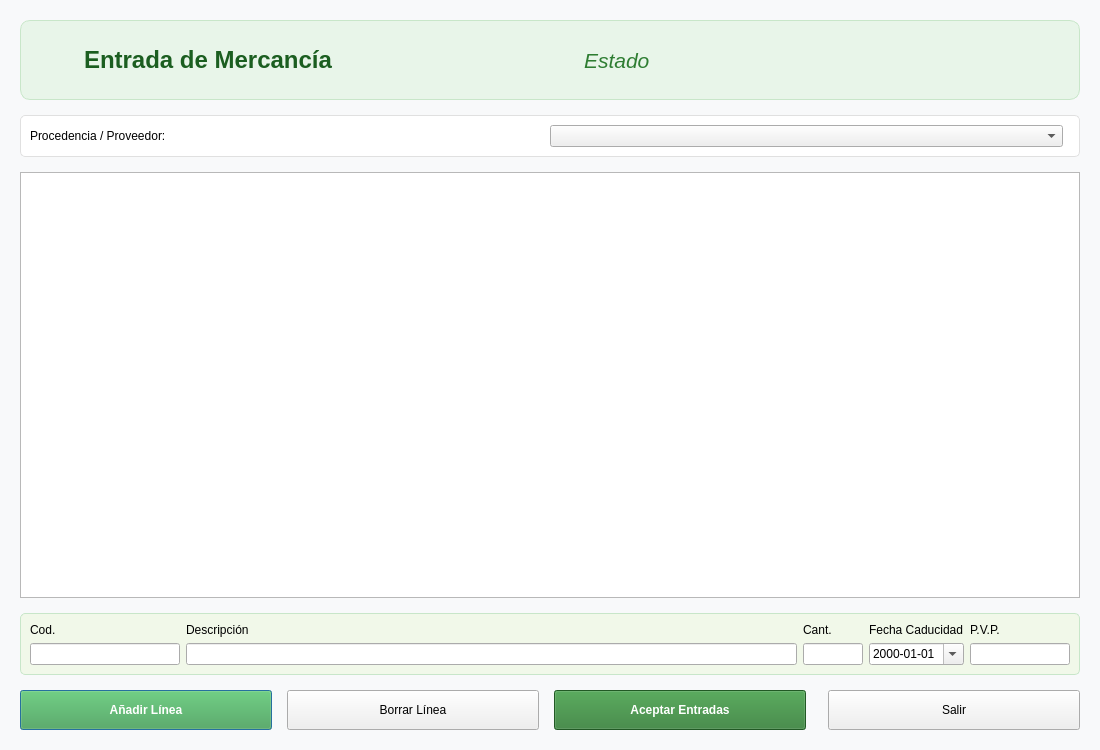
Old version of the form entradamercancia.ui in the repository Ladis72/tienda.
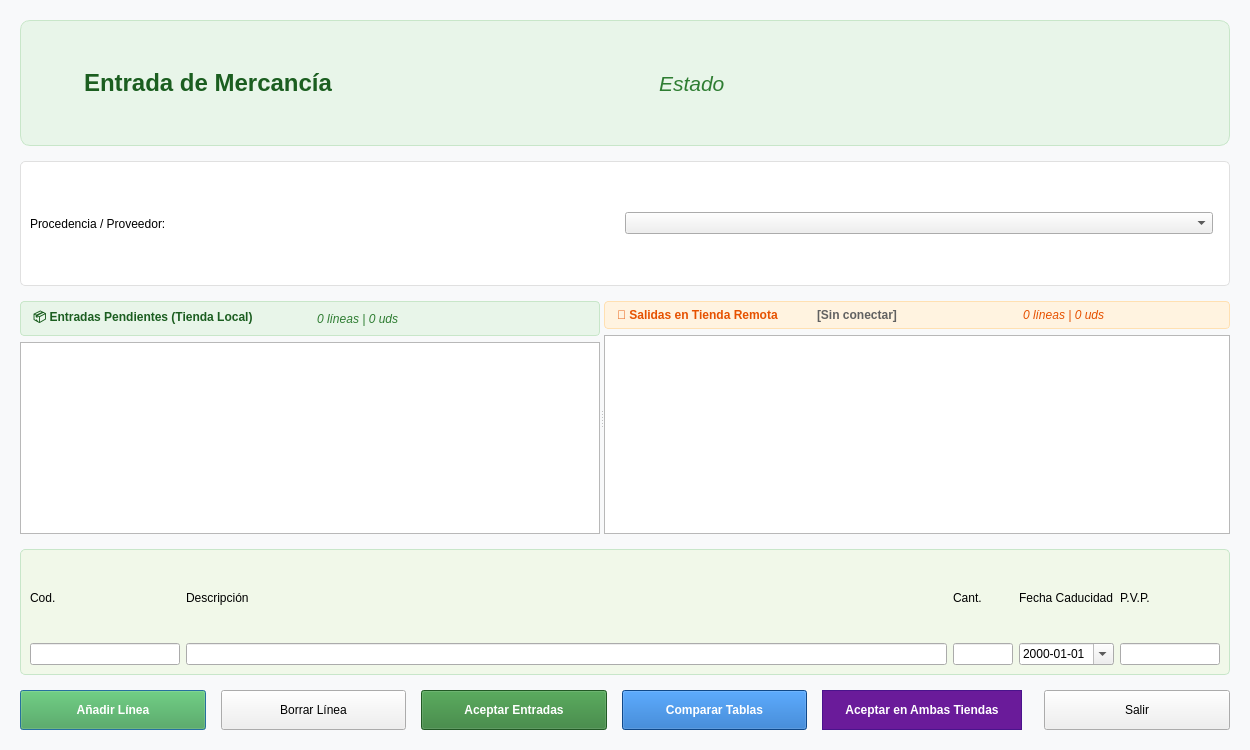
New version of the form. Icons and pictures are not drawn.

```diff
--- a/entradamercancia.ui
+++ b/entradamercancia.ui
@@ -6,7 +6,7 @@
    <rect>
     <x>0</x>
     <y>0</y>
-    <width>1100</width>
+    <width>1250</width>
     <height>750</height>
    </rect>
   </property>
@@ -140,13 +140,191 @@
     </widget>
    </item>
    <item>
-    <widget class="QTableView" name="tableView">
-     <property name="alternatingRowColors">
-      <bool>true</bool>
+    <widget class="QSplitter" name="splitterTablas">
+     <property name="orientation">
+      <enum>Qt::Orientation::Horizontal</enum>
      </property>
-     <property name="sortingEnabled">
-      <bool>true</bool>
-     </property>
+     <widget class="QWidget" name="widgetLocal">
+      <layout class="QVBoxLayout" name="verticalLayoutLocal">
+       <property name="leftMargin">
+        <number>0</number>
+       </property>
+       <property name="topMargin">
+        <number>0</number>
+       </property>
+       <property name="rightMargin">
+        <number>0</number>
+       </property>
+       <property name="bottomMargin">
+        <number>0</number>
+       </property>
+       <item>
+        <widget class="QFrame" name="headerLocalFrame">
+         <property name="styleSheet">
+          <string notr="true">QFrame#headerLocalFrame { background-color: #e8f5e9; border: 1px solid #c8e6c9; border-radius: 4px; padding: 4px; }</string>
+         </property>
+         <layout class="QHBoxLayout" name="horizontalLayoutLocalHeader">
+          <property name="leftMargin">
+           <number>8</number>
+          </property>
+          <property name="topMargin">
+           <number>2</number>
+          </property>
+          <property name="rightMargin">
+           <number>8</number>
+          </property>
+          <property name="bottomMargin">
+           <number>2</number>
+          </property>
+          <item>
+           <widget class="QLabel" name="labelTituloLocal">
+            <property name="font">
+             <font>
+              <bold>true</bold>
+             </font>
+            </property>
+            <property name="styleSheet">
+             <string notr="true">color: #1b5e20;</string>
+            </property>
+            <property name="text">
+             <string>📦 Entradas Pendientes (Tienda Local)</string>
+            </property>
+           </widget>
+          </item>
+          <item>
+           <spacer name="spacerLocalHeader">
+            <property name="orientation">
+             <enum>Qt::Orientation::Horizontal</enum>
+            </property>
+           </spacer>
+          </item>
+          <item>
+           <widget class="QLabel" name="lbTotalesLocal">
+            <property name="font">
+             <font>
+              <italic>true</italic>
+             </font>
+            </property>
+            <property name="styleSheet">
+             <string notr="true">color: #2e7d32;</string>
+            </property>
+            <property name="text">
+             <string>0 líneas | 0 uds</string>
+            </property>
+           </widget>
+          </item>
+         </layout>
+        </widget>
+       </item>
+       <item>
+        <widget class="QTableView" name="tableView">
+         <property name="alternatingRowColors">
+          <bool>true</bool>
+         </property>
+         <property name="sortingEnabled">
+          <bool>true</bool>
+         </property>
+        </widget>
+       </item>
+      </layout>
+     </widget>
+     <widget class="QWidget" name="widgetRemoto">
+      <property name="visible">
+       <bool>false</bool>
+      </property>
+      <layout class="QVBoxLayout" name="verticalLayoutRemoto">
+       <property name="leftMargin">
+        <number>0</number>
+       </property>
+       <property name="topMargin">
+        <number>0</number>
+       </property>
+       <property name="rightMargin">
+        <number>0</number>
+       </property>
+       <property name="bottomMargin">
+        <number>0</number>
+       </property>
+       <item>
+        <widget class="QFrame" name="headerRemotaFrame">
+         <property name="styleSheet">
+          <string notr="true">QFrame#headerRemotaFrame { background-color: #fff3e0; border: 1px solid #ffe0b2; border-radius: 4px; padding: 4px; }</string>
+         </property>
+         <layout class="QHBoxLayout" name="horizontalLayoutRemotaHeader">
+          <property name="leftMargin">
+           <number>8</number>
+          </property>
+          <property name="topMargin">
+           <number>2</number>
+          </property>
+          <property name="rightMargin">
+           <number>8</number>
+          </property>
+          <property name="bottomMargin">
+           <number>2</number>
+          </property>
+          <item>
+           <widget class="QLabel" name="labelTituloRemota">
+            <property name="font">
+             <font>
+              <bold>true</bold>
+             </font>
+            </property>
+            <property name="styleSheet">
+             <string notr="true">color: #e65100;</string>
+            </property>
+            <property name="text">
+             <string>🚚 Salidas en Tienda Remota</string>
+            </property>
+           </widget>
+          </item>
+          <item>
+           <widget class="QLabel" name="lbEstadoRemota">
+            <property name="styleSheet">
+             <string notr="true">color: #616161; font-weight: bold;</string>
+            </property>
+            <property name="text">
+             <string>[Sin conectar]</string>
+            </property>
+           </widget>
+          </item>
+          <item>
+           <spacer name="spacerRemotaHeader">
+            <property name="orientation">
+             <enum>Qt::Orientation::Horizontal</enum>
+            </property>
+           </spacer>
+          </item>
+          <item>
+           <widget class="QLabel" name="lbTotalesRemota">
+            <property name="font">
+             <font>
+              <italic>true</italic>
+             </font>
+            </property>
+            <property name="styleSheet">
+             <string notr="true">color: #e65100;</string>
+            </property>
+            <property name="text">
+             <string>0 líneas | 0 uds</string>
+            </property>
+           </widget>
+          </item>
+         </layout>
+        </widget>
+       </item>
+       <item>
+        <widget class="QTableView" name="tableViewRemota">
+         <property name="alternatingRowColors">
+          <bool>true</bool>
+         </property>
+         <property name="sortingEnabled">
+          <bool>true</bool>
+         </property>
+        </widget>
+       </item>
+      </layout>
+     </widget>
     </widget>
    </item>
    <item>
@@ -271,7 +449,7 @@
       <widget class="QPushButton" name="pushButtonAceptar">
        <property name="minimumSize">
         <size>
-         <width>180</width>
+         <width>160</width>
          <height>40</height>
         </size>
        </property>
@@ -280,6 +458,50 @@
        </property>
        <property name="styleSheet">
         <string notr="true">QPushButton { background-color: #2e7d32; color: white; font-weight: bold; }</string>
+       </property>
+       <property name="toolTip">
+        <string>Acepta y consolida las entradas únicamente en la tienda local</string>
+       </property>
+      </widget>
+     </item>
+     <item>
+      <widget class="QPushButton" name="pushButtonComparar">
+       <property name="minimumSize">
+        <size>
+         <width>150</width>
+         <height>40</height>
+        </size>
+       </property>
+       <property name="styleSheet">
+        <string notr="true">QPushButton { background-color: #1565c0; color: white; font-weight: bold; }
+QPushButton:hover { background-color: #0d47a1; }</string>
+       </property>
+       <property name="text">
+        <string>Comparar Tablas</string>
+       </property>
+       <property name="toolTip">
+        <string>Abre la comparativa detallada entre la tienda local y la remota para solventar diferencias</string>
+       </property>
+      </widget>
+     </item>
+     <item>
+      <widget class="QPushButton" name="pushButtonAceptarAmbas">
+       <property name="minimumSize">
+        <size>
+         <width>200</width>
+         <height>40</height>
+        </size>
+       </property>
+       <property name="styleSheet">
+        <string notr="true">QPushButton { background-color: #6a1b9a; color: white; font-weight: bold; border: 1px solid #4a148c; }
+QPushButton:hover { background-color: #4a148c; }
+QPushButton:disabled { background-color: #b0bec5; color: #78909c; border: none; }</string>
+       </property>
+       <property name="text">
+        <string>Aceptar en Ambas Tiendas</string>
+       </property>
+       <property name="toolTip">
+        <string>Acepta la entrada local y descuenta la salida remota simultáneamente (Exclusivo Administradores)</string>
        </property>
       </widget>
      </item>
```
